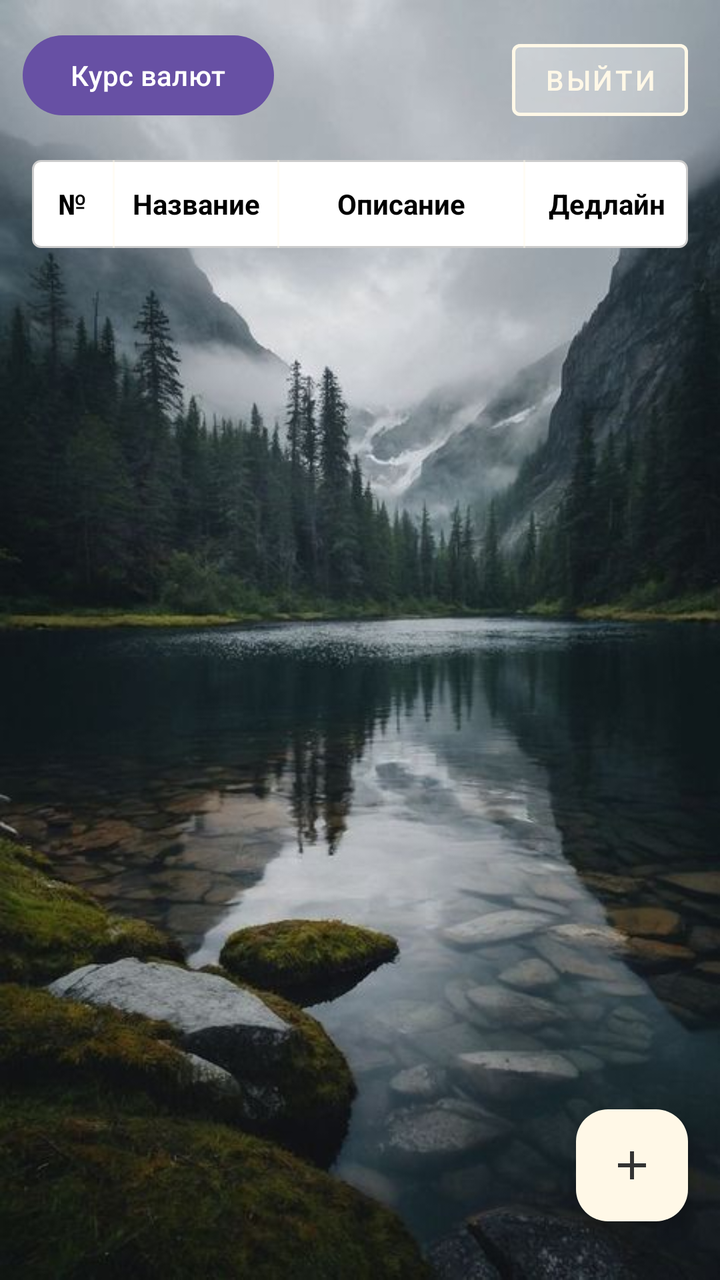
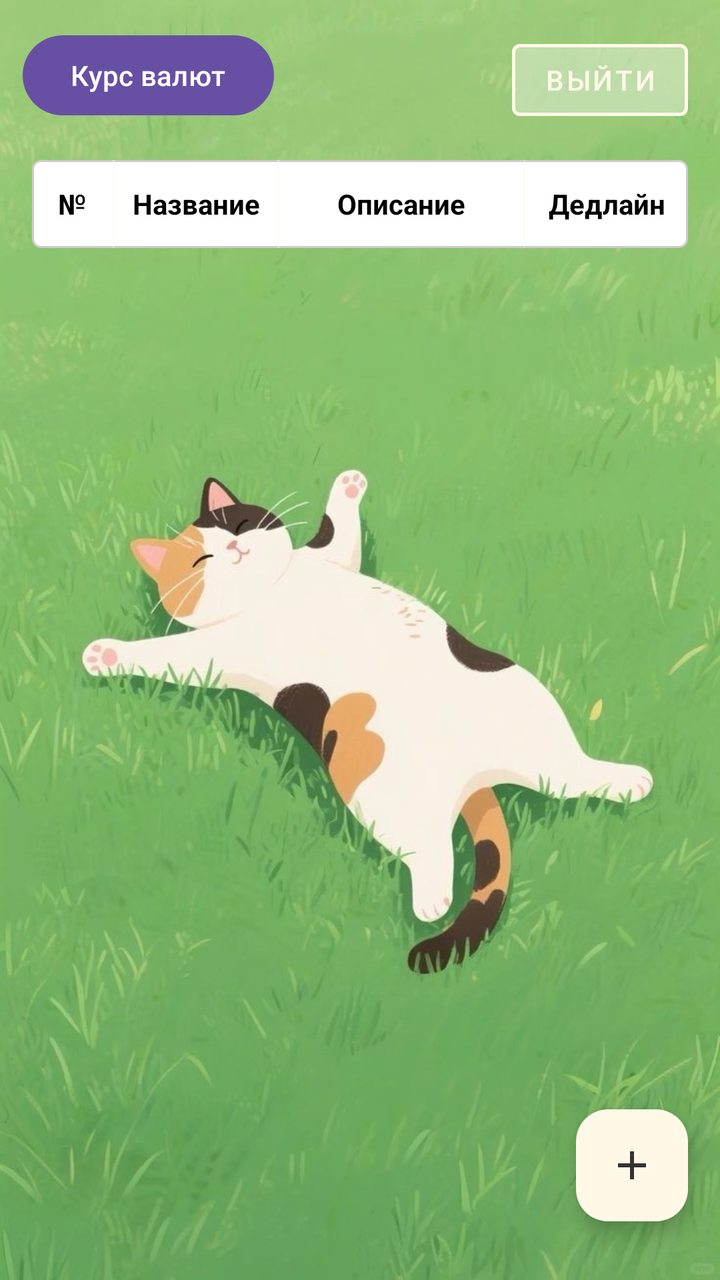

Screens rendered from an Android XML layout before and after an edit, with the pre-edit source and the edit as a unified diff.
<!-- AndroidManifest.xml: application theme Theme.MyApplication -->
<!-- res/layout/activity_task_table.xml -->
<?xml version="1.0" encoding="utf-8"?>
<androidx.constraintlayout.widget.ConstraintLayout xmlns:android="http://schemas.android.com/apk/res/android"
    xmlns:app="http://schemas.android.com/apk/res-auto"
    xmlns:tools="http://schemas.android.com/tools"
    android:layout_width="match_parent"
    android:id="@+id/act_task_table"
    android:layout_height="match_parent">

    <ImageView
        android:id="@+id/backgroundImage"
        android:layout_width="0dp"
        android:layout_height="0dp"
        android:scaleType="centerCrop"
        android:src="@drawable/main_background"
        android:contentDescription="@null"
        app:layout_constraintTop_toTopOf="parent"
        app:layout_constraintBottom_toBottomOf="parent"
        app:layout_constraintStart_toStartOf="parent"
        app:layout_constraintEnd_toEndOf="parent" />

    <Button
        android:id="@+id/btnLogout"
        android:layout_width="wrap_content"
        android:layout_height="wrap_content"
        android:layout_margin="16dp"
        android:text="@string/signout"
        android:textColor="@color/coral"
        android:backgroundTint="#33FFFFFF"
        style="@style/Widget.MaterialComponents.Button.OutlinedButton"
        app:strokeColor="@color/coral"
        app:strokeWidth="1.5dp"
        app:layout_constraintTop_toTopOf="parent"
        app:layout_constraintEnd_toEndOf="parent" />

    <include
        android:id="@+id/headerRow"
        layout="@layout/row_task_header"
        android:layout_width="0dp"
        android:layout_height="wrap_content"
        android:layout_marginTop="16dp"
        android:layout_marginHorizontal="16dp"
        app:layout_constraintTop_toBottomOf="@id/btnLogout"
        app:layout_constraintStart_toStartOf="parent"
        app:layout_constraintEnd_toEndOf="parent" />

    <androidx.recyclerview.widget.RecyclerView
        android:id="@+id/rvTasks"
        android:layout_width="0dp"
        android:layout_height="0dp"
        android:layout_marginTop="4dp"
        android:layout_marginHorizontal="16dp"
        android:clipToPadding="false"
        android:paddingBottom="80dp"
        app:layout_constraintTop_toBottomOf="@id/headerRow"
        app:layout_constraintBottom_toBottomOf="parent"
        app:layout_constraintStart_toStartOf="parent"
        app:layout_constraintEnd_toEndOf="parent" />

    <com.google.android.material.floatingactionbutton.FloatingActionButton
        android:id="@+id/fabAddTask"
        android:layout_width="wrap_content"
        android:layout_height="wrap_content"
        android:layout_margin="16dp"
        android:layout_marginEnd="336dp"
        android:contentDescription="@string/add_task"
        android:src="@drawable/baseline_add_24"
        app:backgroundTint="@color/coral"
        app:layout_constraintBottom_toBottomOf="parent"
        app:layout_constraintEnd_toEndOf="parent"
        app:layout_constraintHorizontal_bias="1.0"
        app:layout_constraintStart_toStartOf="@+id/backgroundImage"
        app:layout_constraintTop_toTopOf="parent"
        app:layout_constraintVertical_bias="0.976"
        app:tint="#333333" />

    <Button
        android:id="@+id/btnCurrencyRate"
        android:layout_width="wrap_content"
        android:layout_height="wrap_content"
        app:layout_constraintBottom_toBottomOf="parent"
        app:layout_constraintEnd_toEndOf="parent"
        app:layout_constraintHorizontal_bias="0.049"
        app:layout_constraintStart_toStartOf="parent"
        app:layout_constraintTop_toTopOf="parent"
        app:layout_constraintVertical_bias="0.023"
        android:text="Курс валют"
        />

</androidx.constraintlayout.widget.ConstraintLayout>
<!-- res/layout/row_task_header.xml (included above) -->
<LinearLayout
    xmlns:android="http://schemas.android.com/apk/res/android"
    android:layout_width="match_parent"
    android:layout_height="wrap_content"
    android:orientation="horizontal"
    android:background="@drawable/bg_cell_border">

    <TextView
        android:layout_width="0dp"
        android:layout_height="44dp"
        android:layout_weight="1"
        android:text="@string/number"
        android:gravity="center"
        android:padding="4dp"
        android:textSize="14sp"
        android:textStyle="bold"
        android:textColor="@color/black" />

    <View
        android:layout_width="1dp"
        android:layout_height="match_parent"
        android:background="#66FFF8E7" />

    <TextView
        android:layout_width="0dp"
        android:layout_height="44dp"
        android:layout_weight="2"
        android:text="@string/name"
        android:gravity="center"
        android:padding="4dp"
        android:textSize="14sp"
        android:textStyle="bold"
        android:textColor="@color/black"/>

    <View
        android:layout_width="1dp"
        android:layout_height="match_parent"
        android:background="#66FFF8E7" />

    <TextView
        android:layout_width="0dp"
        android:layout_height="44dp"
        android:layout_weight="3"
        android:text="@string/description"
        android:gravity="center"
        android:padding="4dp"
        android:textSize="14sp"
        android:textStyle="bold"
        android:textColor="@color/black" />

    <View
        android:layout_width="1dp"
        android:layout_height="match_parent"
        android:background="#66FFF8E7" />

    <TextView
        android:layout_width="0dp"
        android:layout_height="44dp"
        android:layout_weight="2"
        android:text="@string/deadlinwithout"
        android:gravity="center"
        android:padding="4dp"
        android:textSize="14sp"
        android:textStyle="bold"
        android:textColor="@color/black" />

</LinearLayout>
<!-- resources referenced by this layout -->
<resources>
  <color name="black">#FF000000</color>
  <color name="coral">#FFF8E7</color>
  <!-- drawable baseline_add_24 (drawable) -->
  <vector xmlns:android="http://schemas.android.com/apk/res/android"
      android:width="24dp"
      android:height="24dp"
      android:viewportWidth="24"
      android:viewportHeight="24"
      android:tint="#FFFFFF">
      <path
          android:fillColor="@android:color/white"
          android:pathData="M19,13h-6v6h-2v-6H5v-2h6V5h2v6h6v2z" />
  </vector>
  <!-- drawable bg_cell_border (drawable) -->
  <?xml version="1.0" encoding="utf-8"?>
  <shape xmlns:android="http://schemas.android.com/apk/res/android"
      android:shape="rectangle">
  
      <solid android:color="#FFFFFF" />
  
      <stroke
          android:width="1dp"
          android:color="#CCCCCC" />
  
      <corners android:radius="4dp" />
  
  </shape>
  <!-- drawable main_background: jpg bitmap (drawable, 47749 bytes) -->
  <string name="add_task">Добавить Задачу</string>
  <string name="deadlinwithout">Дедлайн</string>
  <string name="description">Описание</string>
  <string name="name">Название</string>
  <string name="number">№</string>
  <string name="signout">Выйти</string>
  <style name="Theme.MyApplication" parent="Base.Theme.MyApplication" />
  <style name="Base.Theme.MyApplication" parent="Theme.Material3.DayNight.NoActionBar">
          
          
      </style>
</resources>

<!-- the commit's change to res/layout/activity_task_table.xml (unified diff, before → after) -->
@@ -11,7 +11,7 @@
         android:layout_width="0dp"
         android:layout_height="0dp"
         android:scaleType="centerCrop"
-        android:src="@drawable/main_background"
+        android:src="@drawable/background_for_main"
         android:contentDescription="@null"
         app:layout_constraintTop_toTopOf="parent"
         app:layout_constraintBottom_toBottomOf="parent"
<!-- resource entries referenced after the edit -->
@@ -2,6 +2,7 @@
 <resources>
   <color name="black">#FF000000</color>
   <color name="coral">#FFF8E7</color>
+  <!-- drawable background_for_main: jpg bitmap (drawable, 250010 bytes) -->
   <!-- drawable baseline_add_24 (drawable) -->
   <vector xmlns:android="http://schemas.android.com/apk/res/android"
       android:width="24dp"
@@ -27,7 +28,6 @@
       <corners android:radius="4dp" />
   
   </shape>
-  <!-- drawable main_background: jpg bitmap (drawable, 47749 bytes) -->
   <string name="add_task">Добавить Задачу</string>
   <string name="deadlinwithout">Дедлайн</string>
   <string name="description">Описание</string>
